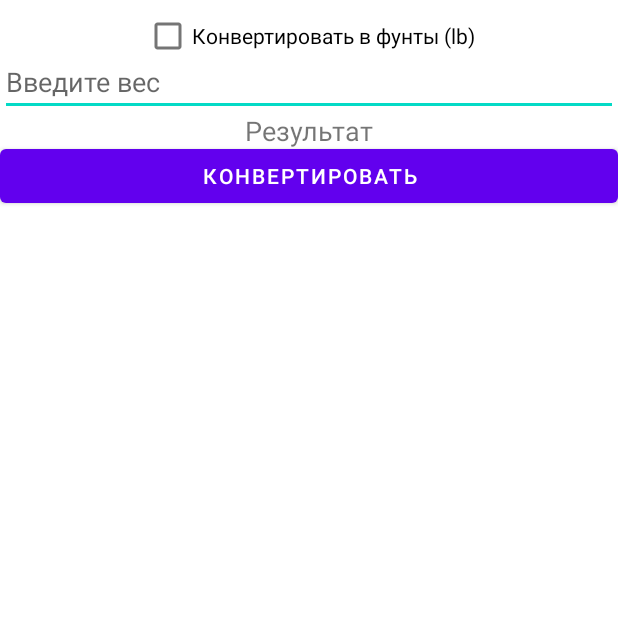
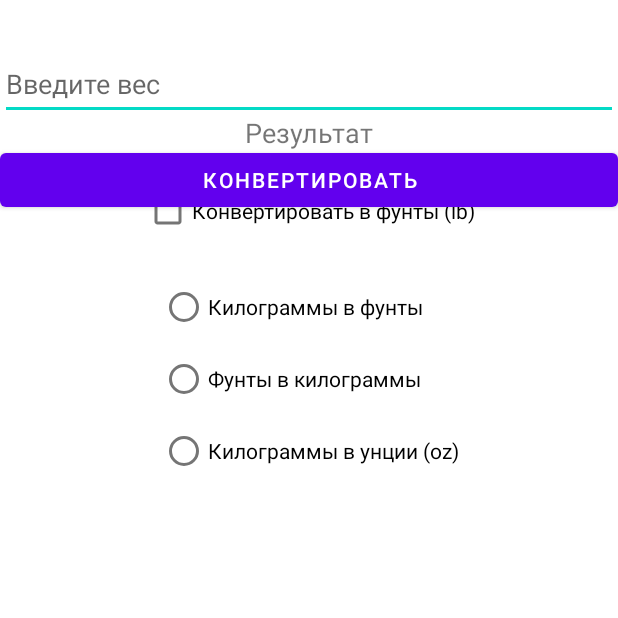
Before and after one commit to MikitaVitkouski/BSU, an Android app: the MainActivity screen opened directly, with no data from a screen before it, on a phone screen of 412 x 824 dp, the top half of it. Run offline under Robolectric (Android 15) with nearby library versions, the phone set to English and light mode, and no system bars.

Commit message:
Created a group of radio buttons for choosing type of convertation (kg -> lb, lb -> kg, kg -> oz)

```diff
--- a/Java/WeightConverterApp/app/src/main/res/layout/activity_main.xml
+++ b/Java/WeightConverterApp/app/src/main/res/layout/activity_main.xml
@@ -10,7 +10,7 @@
     <EditText
         android:id="@+id/weightInput"
         android:layout_width="0dp"
-        android:layout_height="wrap_content"
+        android:layout_height="48dp"
         android:hint="Введите вес"
         android:inputType="numberDecimal"
         app:layout_constraintTop_toTopOf="parent"
@@ -48,11 +48,40 @@
         android:layout_width="wrap_content"
         android:layout_height="wrap_content"
         android:text="Конвертировать в фунты (lb)"
-        app:layout_constraintTop_toBottomOf="@id/resultTest"
+        app:layout_constraintTop_toBottomOf="@id/resultText"
         app:layout_constraintStart_toStartOf="parent"
         app:layout_constraintEnd_toEndOf="parent"
         android:layout_marginTop="16dp"
         />
 
+    <RadioGroup
+        android:id="@+id/unitSelectionGroup"
+        android:layout_width="wrap_content"
+        android:layout_height="wrap_content"
+        app:layout_constraintTop_toBottomOf="@id/kgToLbCheckBox"
+        app:layout_constraintStart_toStartOf="parent"
+        app:layout_constraintEnd_toEndOf="parent"
+        android:layout_marginTop="16dp"
+        >
+
+        <RadioButton
+            android:id="@+id/radioKgToLb"
+            android:text="Килограммы в фунты"
+            android:layout_width="wrap_content"
+            android:layout_height="wrap_content" />
+
+        <RadioButton
+            android:id="@+id/radioLbToKg"
+            android:text="Фунты в килограммы"
+            android:layout_width="wrap_content"
+            android:layout_height="wrap_content"/>
+
+        <RadioButton
+            android:id="@+id/radioKgToOz"
+            android:text="Килограммы в унции (oz)"
+            android:layout_width="wrap_content"
+            android:layout_height="wrap_content"/>
+
+    </RadioGroup>
 
 </androidx.constraintlayout.widget.ConstraintLayout>
```
